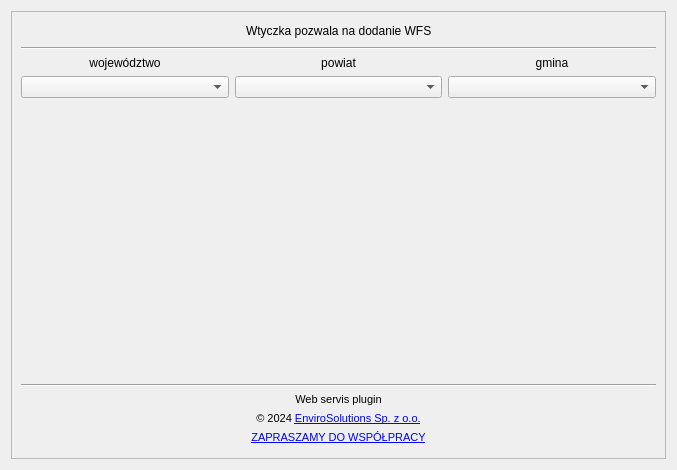
Old version of the form web_service_plugin_dialog_base.ui in the repository envirosolutionspl/integrator_uslug_danych_przestrzennych.
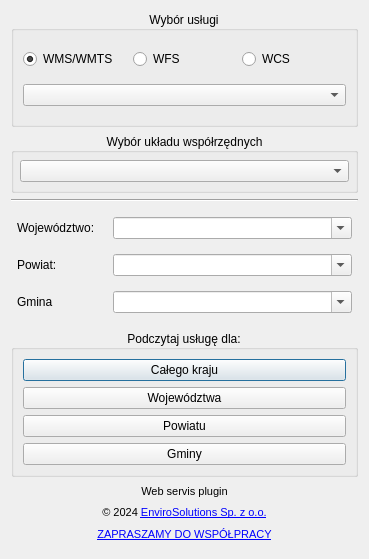
New version of the form. Icons and pictures are not drawn.

```diff
--- a/web_service_plugin_dialog_base.ui
+++ b/web_service_plugin_dialog_base.ui
@@ -6,147 +6,230 @@
    <rect>
     <x>0</x>
     <y>0</y>
-    <width>677</width>
-    <height>470</height>
+    <width>369</width>
+    <height>559</height>
    </rect>
   </property>
   <property name="windowTitle">
    <string>web_service_plugin</string>
   </property>
-  <layout class="QGridLayout" name="gridLayout">
-   <item row="0" column="0">
-    <widget class="QScrollArea" name="scrollArea">
-     <property name="maximumSize">
-      <size>
-       <width>659</width>
-       <height>452</height>
-      </size>
-     </property>
-     <property name="widgetResizable">
-      <bool>true</bool>
-     </property>
-     <widget class="QWidget" name="scrollAreaWidgetContents_2">
-      <property name="geometry">
-       <rect>
-        <x>0</x>
-        <y>0</y>
-        <width>657</width>
-        <height>450</height>
-       </rect>
-      </property>
       <layout class="QVBoxLayout" name="verticalLayout">
        <item>
-        <layout class="QVBoxLayout" name="naglowek">
-         <item>
-          <layout class="QHBoxLayout" name="horizontalLayout">
-           <item>
-            <spacer name="horizontalSpacer_9">
-             <property name="orientation">
-              <enum>Qt::Horizontal</enum>
-             </property>
-             <property name="sizeHint" stdset="0">
-              <size>
-               <width>40</width>
-               <height>20</height>
-              </size>
-             </property>
-            </spacer>
-           </item>
+    <widget class="QGroupBox" name="services_groupbox">
+     <property name="title">
+      <string>Wybór usługi</string>
+     </property>
+     <property name="alignment">
+      <set>Qt::AlignCenter</set>
+     </property>
+     <layout class="QVBoxLayout" name="verticalLayout_3">
            <item>
-            <widget class="QLabel" name="label_97">
-             <property name="text">
-              <string>Wtyczka pozwala na dodanie WFS</string>
-             </property>
-             <property name="scaledContents">
-              <bool>true</bool>
-             </property>
-            </widget>
-           </item>
-           <item>
-            <spacer name="horizontalSpacer_10">
-             <property name="orientation">
-              <enum>Qt::Horizontal</enum>
-             </property>
-             <property name="sizeHint" stdset="0">
-              <size>
-               <width>40</width>
-               <height>20</height>
-              </size>
-             </property>
-            </spacer>
-           </item>
-          </layout>
-         </item>
-         <item>
-          <widget class="Line" name="line_42">
-           <property name="orientation">
-            <enum>Qt::Horizontal</enum>
-           </property>
-          </widget>
-         </item>
-        </layout>
-       </item>
-       <item>
-        <layout class="QGridLayout" name="gridLayout_2">
+       <layout class="QGridLayout" name="gridLayout_8">
          <item row="0" column="0">
-          <widget class="QLabel" name="label_2">
+         <widget class="QRadioButton" name="wms_rdbtn">
+          <property name="toolTip">
+           <string>Pozwala na pobieranie danych aktualnych i archiwalnych</string>
+          </property>
            <property name="text">
-            <string>województwo</string>
-           </property>
-           <property name="alignment">
-            <set>Qt::AlignCenter</set>
+           <string>WMS/WMTS</string>
+          </property>
+          <property name="checked">
+           <bool>true</bool>
            </property>
           </widget>
          </item>
          <item row="0" column="1">
-          <widget class="QLabel" name="label_3">
+         <widget class="QRadioButton" name="wfs_rdbtn">
+          <property name="toolTip">
+           <string>pozwala szybko wyszukiwać najaktualniejsze dane dla zadanego obszaru</string>
+          </property>
            <property name="text">
-            <string>powiat</string>
-           </property>
-           <property name="alignment">
-            <set>Qt::AlignCenter</set>
+           <string>WFS</string>
+          </property>
+          <property name="checked">
+           <bool>false</bool>
            </property>
           </widget>
          </item>
          <item row="0" column="2">
-          <widget class="QLabel" name="label_4">
+         <widget class="QRadioButton" name="paczka_rdbtn">
            <property name="text">
-            <string>gmina</string>
+           <string>WCS</string>
+          </property>
+         </widget>
+        </item>
+       </layout>
+      </item>
+      <item>
+       <widget class="QComboBox" name="service_combo"/>
+      </item>
+     </layout>
+    </widget>
+   </item>
+   <item>
+    <widget class="QGroupBox" name="coord_sys_groupbox">
+     <property name="sizePolicy">
+      <sizepolicy hsizetype="Minimum" vsizetype="Minimum">
+       <horstretch>0</horstretch>
+       <verstretch>0</verstretch>
+      </sizepolicy>
+     </property>
+     <property name="maximumSize">
+      <size>
+       <width>16777215</width>
+       <height>60</height>
+      </size>
+     </property>
+     <property name="title">
+      <string>Wybór układu współrzędnych</string>
            </property>
            <property name="alignment">
             <set>Qt::AlignCenter</set>
            </property>
-          </widget>
-         </item>
-         <item row="1" column="0">
-          <widget class="QComboBox" name="comboBox_wojewodztwa"/>
+     <layout class="QVBoxLayout" name="verticalLayout_5">
+      <property name="leftMargin">
+       <number>6</number>
+      </property>
+      <property name="topMargin">
+       <number>0</number>
+      </property>
+      <property name="rightMargin">
+       <number>6</number>
+      </property>
+      <property name="bottomMargin">
+       <number>0</number>
+      </property>
+      <item>
+       <widget class="QComboBox" name="coord_sys_combo"/>
+      </item>
+     </layout>
+    </widget>
+   </item>
+   <item>
+    <widget class="Line" name="line_20">
+     <property name="orientation">
+      <enum>Qt::Horizontal</enum>
+     </property>
+    </widget>
+   </item>
+   <item>
+    <widget class="QWidget" name="units_wdgt" native="true">
+     <layout class="QGridLayout" name="gridLayout">
+      <property name="leftMargin">
+       <number>6</number>
+      </property>
+      <property name="topMargin">
+       <number>0</number>
+      </property>
+      <property name="rightMargin">
+       <number>6</number>
+      </property>
+      <property name="bottomMargin">
+       <number>0</number>
+      </property>
+      <item row="0" column="0">
+       <widget class="QLabel" name="label_16">
+        <property name="maximumSize">
+         <size>
+          <width>90</width>
+          <height>16777215</height>
+         </size>
+        </property>
+        <property name="text">
+         <string>Województwo: </string>
+        </property>
+       </widget>
          </item>
          <item row="1" column="1">
-          <widget class="QComboBox" name="comboBox_powiaty"/>
-         </item>
-         <item row="1" column="2">
-          <widget class="QComboBox" name="comboBox_gminy"/>
-         </item>
-        </layout>
+       <widget class="QComboBox" name="powiat_combo">
+        <property name="editable">
+         <bool>true</bool>
+        </property>
+        <property name="maxVisibleItems">
+         <number>10</number>
+        </property>
+       </widget>
+      </item>
+      <item row="2" column="0">
+       <widget class="QLabel" name="label_17">
+        <property name="text">
+         <string>Gmina</string>
+        </property>
+       </widget>
+      </item>
+      <item row="1" column="0">
+       <widget class="QLabel" name="label_19">
+        <property name="text">
+         <string>Powiat: </string>
+        </property>
+       </widget>
+      </item>
+      <item row="0" column="1">
+       <widget class="QComboBox" name="wojewodztwo_combo">
+        <property name="editable">
+         <bool>true</bool>
+        </property>
+        <property name="maxVisibleItems">
+         <number>10</number>
+        </property>
+        <item>
+         <property name="text">
+          <string/>
+         </property>
+        </item>
+       </widget>
+      </item>
+      <item row="2" column="1">
+       <widget class="QComboBox" name="gmina_combo">
+        <property name="editable">
+         <bool>true</bool>
+        </property>
+        <property name="maxVisibleItems">
+         <number>10</number>
+        </property>
+       </widget>
+      </item>
+     </layout>
+    </widget>
        </item>
        <item>
-        <spacer name="verticalSpacer">
-         <property name="orientation">
-          <enum>Qt::Vertical</enum>
-         </property>
-         <property name="sizeHint" stdset="0">
-          <size>
-           <width>17</width>
-           <height>262</height>
-          </size>
-         </property>
-        </spacer>
+    <widget class="QGroupBox" name="buttons_groupbox">
+     <property name="title">
+      <string>Podczytaj usługę dla:</string>
+     </property>
+     <property name="alignment">
+      <set>Qt::AlignCenter</set>
+     </property>
+     <layout class="QVBoxLayout" name="verticalLayout_2">
+      <item>
+       <widget class="QPushButton" name="pl_btn">
+        <property name="text">
+         <string>Całego kraju</string>
+        </property>
+       </widget>
        </item>
        <item>
-        <widget class="Line" name="line_41">
-         <property name="orientation">
-          <enum>Qt::Horizontal</enum>
-         </property>
+       <widget class="QPushButton" name="woj_btn">
+        <property name="text">
+         <string>Województwa</string>
+        </property>
+       </widget>
+      </item>
+      <item>
+       <widget class="QPushButton" name="powiat_btn">
+        <property name="text">
+         <string>Powiatu</string>
+        </property>
+       </widget>
+      </item>
+      <item>
+       <widget class="QPushButton" name="gmina_btn">
+        <property name="text">
+         <string>Gminy</string>
+        </property>
+       </widget>
+      </item>
+     </layout>
         </widget>
        </item>
        <item>
@@ -289,10 +372,6 @@
           </widget>
          </item>
         </layout>
-       </item>
-      </layout>
-     </widget>
-    </widget>
    </item>
   </layout>
  </widget>
```
Left out of the diff: 2 changed lines with no effect on the pictures. Lines whose indentation alone changed are shown as unchanged.
